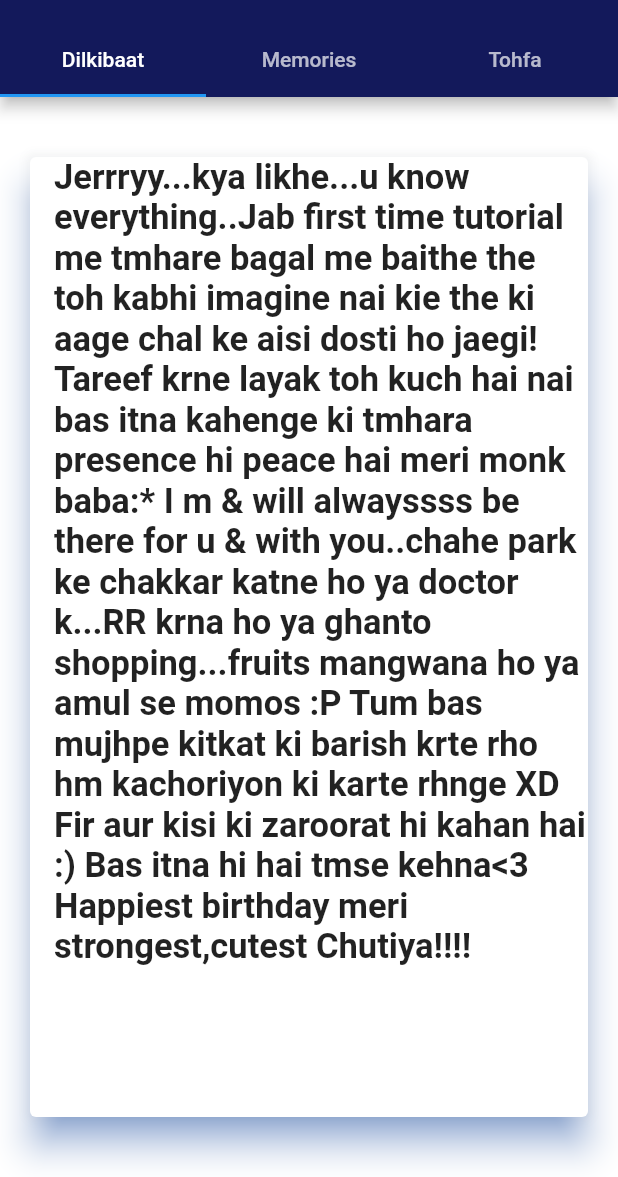
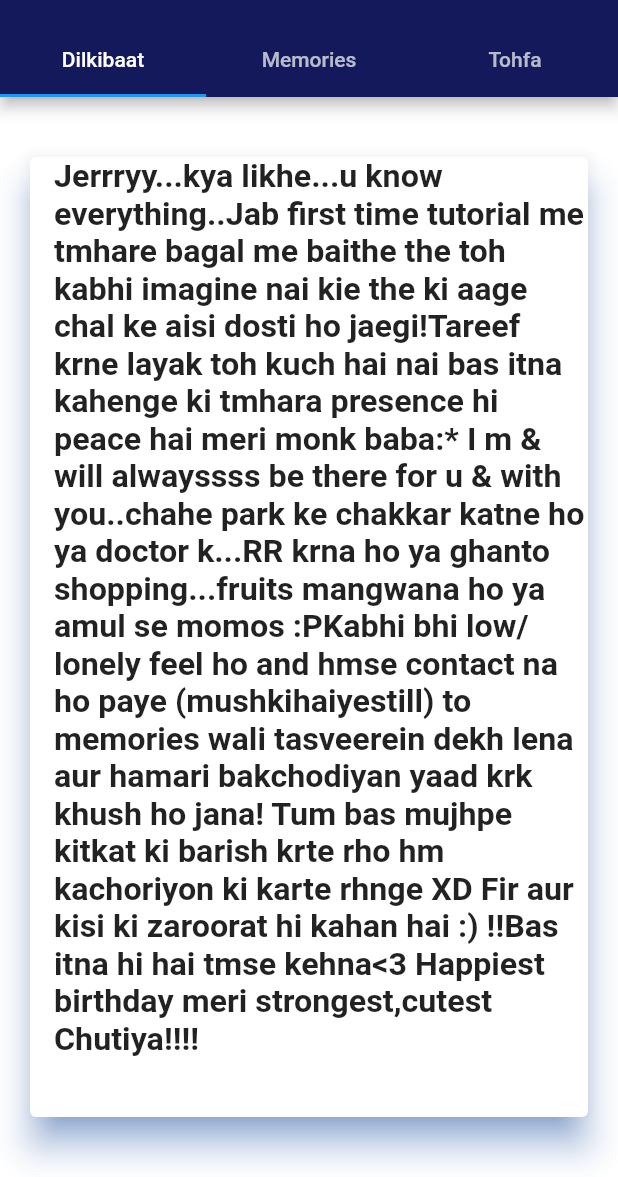
Before and after one commit to khetan15/JerryApp, a Flutter app: the screen it shows after launch, after a tap on the "play circle outline" icon, on a phone screen of 412 x 824 dp, the part 59-1236 px from its top. Run offline on Flutter 3.47's test engine with Material 2 defaults, Android fonts, the phone set to English and light mode, and no system bars; our stand-ins replace confetti, flutter_custom_clippers, flutter_icons, video_player.

Commit message:
video+msgupdate

```diff
--- a/lib/NextScreen.dart
+++ b/lib/NextScreen.dart
@@ -53,10 +53,10 @@ class NextScreen extends StatelessWidget {
                       children: [
 
                         Text(
-                          "Jerrryy...kya likhe...u know everything..Jab first time tutorial me tmhare bagal me baithe the toh kabhi imagine nai kie the ki aage chal ke aisi dosti ho jaegi!Tareef krne layak toh kuch hai nai bas itna kahenge ki tmhara presence hi peace hai meri monk baba:* I m & will alwayssss be there for u & with you..chahe park ke chakkar katne ho ya doctor k...RR krna ho ya ghanto shopping...fruits mangwana ho ya amul se momos :P Tum bas mujhpe kitkat ki barish krte rho hm kachoriyon ki karte rhnge XD Fir aur kisi ki zaroorat hi kahan hai :) Bas itna hi hai tmse kehna<3 Happiest birthday meri strongest,cutest Chutiya!!!! "
+                          "Jerrryy...kya likhe...u know everything..Jab first time tutorial me tmhare bagal me baithe the toh kabhi imagine nai kie the ki aage chal ke aisi dosti ho jaegi!Tareef krne layak toh kuch hai nai bas itna kahenge ki tmhara presence hi peace hai meri monk baba:* I m & will alwayssss be there for u & with you..chahe park ke chakkar katne ho ya doctor k...RR krna ho ya ghanto shopping...fruits mangwana ho ya amul se momos :PKabhi bhi low/lonely feel ho and hmse contact na ho paye (mushkihaiyestill) to memories wali tasveerein dekh lena aur hamari bakchodiyan yaad krk khush ho jana! Tum bas mujhpe kitkat ki barish krte rho hm kachoriyon ki karte rhnge XD Fir aur kisi ki zaroorat hi kahan hai :) !!Bas itna hi hai tmse kehna<3 Happiest birthday meri strongest,cutest Chutiya!!!! "
                               ,
                           style: TextStyle(
-                            fontSize: 23,
+                            fontSize: 21.5,
                             fontWeight: FontWeight.bold,
                           ),
                         )
```
Also changed, not shown: 5 other files.
